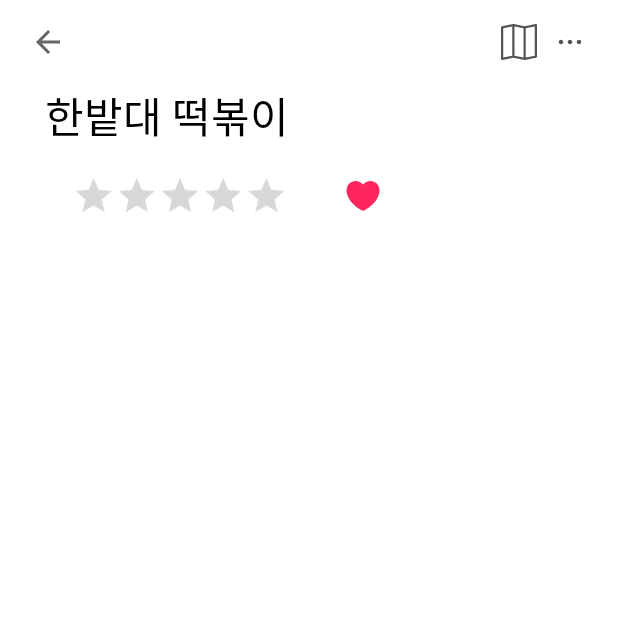
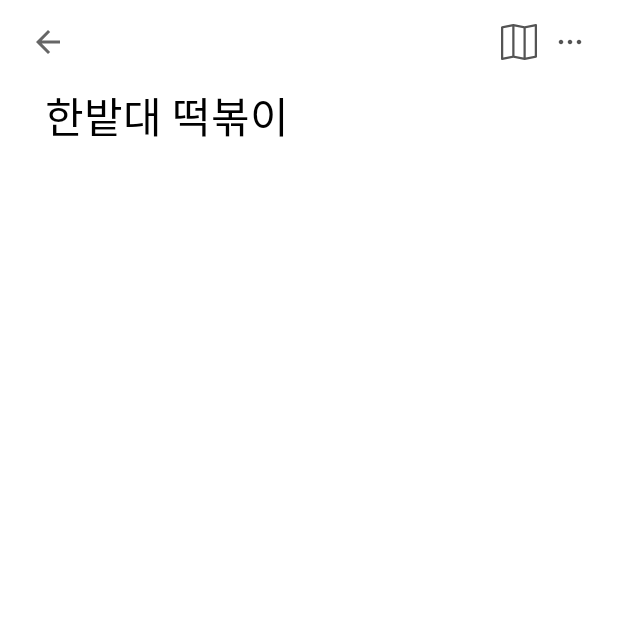
Before and after one commit to develop-playground/jeju-road-android, an Android app: the screen it shows after launch (RestaurantPageActivity), after a tap on "한밭대 떡볶이", on a phone screen of 412 x 824 dp, the top half of it. Run offline under Robolectric (Android 15) with nearby library versions, the phone set to English and light mode, and no system bars; our stand-ins replace data binding; pictures from the network do not load.

Commit message:
RatingBar 제거 & onClickListener 초기화 때 한번만 set하도록 수정

```diff
--- a/app/src/main/java/github/dev_playground/jeju_road/ui/list/RestaurantListAdapter.kt
+++ b/app/src/main/java/github/dev_playground/jeju_road/ui/list/RestaurantListAdapter.kt
@@ -27,6 +27,15 @@ class RestaurantListAdapter(val viewModel: RestaurantListViewModel) : BaseListAd
     }
 
     inner class ViewHolder(private val binding: ItemRestaurantListBinding) : BaseViewHolder(binding.root) {
+
+        init {
+            binding.constraintLayoutItemRestaurantListArea.setOnClickListener {
+                getItem(bindingAdapterPosition)?.let {
+                    viewModel.callOnRestaurantClickEvent(it)
+                }
+            }
+        }
+
         override fun bind(data: Information) {
             binding.apply {
                 information = data
@@ -34,12 +43,6 @@ class RestaurantListAdapter(val viewModel: RestaurantListViewModel) : BaseListAd
                     root.resources.getDimension(R.dimen.dp_8)
                 )
                 executePendingBindings()
-
-                constraintLayoutItemRestaurantListArea.setOnClickListener {
-                    getItem(bindingAdapterPosition)?.let {
-                        viewModel.callOnRestaurantClickEvent(data)
-                    }
-                }
             }
         }
     }
--- a/app/src/main/res/layout/activity_restaurant_page.xml
+++ b/app/src/main/res/layout/activity_restaurant_page.xml
@@ -68,56 +68,6 @@
                 app:layout_constraintTop_toTopOf="parent"
                 tools:text="한밭대 떡볶이" />
 
-            <androidx.appcompat.widget.AppCompatRatingBar
-                android:id="@+id/ratingBar_activity_restaurant"
-                style="@style/Widget.AppCompat.RatingBar.Indicator"
-                android:layout_width="wrap_content"
-                android:layout_height="wrap_content"
-                android:layout_marginTop="15dp"
-                android:isIndicator="true"
-                android:scaleX="0.8"
-                android:scaleY="0.8"
-
-                android:numStars="5"
-                android:stepSize="0.5"
-                app:layout_constraintStart_toStartOf="@id/textView_activity_restaurant_page_name"
-                app:layout_constraintTop_toBottomOf="@id/textView_activity_restaurant_page_name" />
-
-            <TextView
-                android:id="@+id/textView_activity_restaurant_page_ratingSum"
-                android:layout_width="wrap_content"
-                android:layout_height="wrap_content"
-
-                style="@style/Text.BODY_RESTAURANT_PATE"
-                app:layout_constraintTop_toTopOf="@id/ratingBar_activity_restaurant"
-                app:layout_constraintStart_toEndOf="@id/ratingBar_activity_restaurant"
-                app:layout_constraintBottom_toBottomOf="@id/ratingBar_activity_restaurant"
-                tools:text="0"
-                />
-
-            <androidx.appcompat.widget.AppCompatImageView
-                android:id="@+id/imageView_activity_restaurant_page_like_icon"
-                android:layout_width="wrap_content"
-                android:layout_height="wrap_content"
-                android:layout_marginStart="20dp"
-                android:src="@drawable/ic_heart"
-                app:layout_constraintStart_toEndOf="@id/textView_activity_restaurant_page_ratingSum"
-                app:layout_constraintTop_toTopOf="@id/ratingBar_activity_restaurant"
-                app:layout_constraintBottom_toBottomOf="@id/ratingBar_activity_restaurant"
-                />
-
-            <TextView
-                android:id="@+id/textView_activity_restaurant_page_likeSum"
-                android:layout_width="wrap_content"
-                android:layout_height="wrap_content"
-                android:layout_marginStart="20dp"
-                style="@style/Text.BODY_RESTAURANT_PATE"
-                app:layout_constraintTop_toTopOf="@id/imageView_activity_restaurant_page_like_icon"
-                app:layout_constraintStart_toEndOf="@id/imageView_activity_restaurant_page_like_icon"
-                app:layout_constraintBottom_toBottomOf="@id/imageView_activity_restaurant_page_like_icon"
-                tools:text="0"
-                />
-
         </androidx.constraintlayout.widget.ConstraintLayout>
     </androidx.constraintlayout.widget.ConstraintLayout>
 </layout>
```
Also changed, not shown: app/src/main/res/drawable/custom_rating.xml (deleted, +0 -12 lines), app/src/main/res/drawable/custom_rating_false.xml (deleted, +0 -16 lines), app/src/main/res/drawable/custom_rating_true.xml (deleted, +0 -16 lines), app/src/main/res/values/style.xml (+0 -7 lines).
